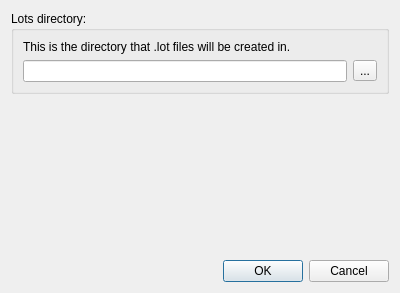
Before: the Qt Designer form src/editor/generatelotsdialog.ui in timbaker/pzworlded, drawn with Qt 5.
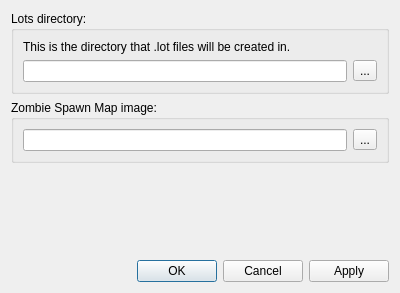
After: the same form once the commit is applied.

Commit message:
Use single ZombieSpawnMap per world, etc.
Added 'Apply' buttons to BMPToTMXDialog, GenerateLotsDialog.

BMPToTMXConfirmDialog displays any files that will be overwritten so the user
can cancel.

MainWindow::instance() is used so various QMessageBox calls have a parent
widget.

What changed in the file:
```diff
--- a/src/editor/generatelotsdialog.ui
+++ b/src/editor/generatelotsdialog.ui
@@ -49,6 +49,33 @@
     </widget>
    </item>
    <item row="1" column="0">
+    <widget class="QGroupBox" name="groupBox_2">
+     <property name="title">
+      <string>Zombie Spawn Map image:</string>
+     </property>
+     <layout class="QVBoxLayout" name="verticalLayout_2">
+      <item>
+       <layout class="QHBoxLayout" name="horizontalLayout_2">
+        <item>
+         <widget class="QLineEdit" name="spawnEdit">
+          <property name="readOnly">
+           <bool>true</bool>
+          </property>
+         </widget>
+        </item>
+        <item>
+         <widget class="QToolButton" name="spawnBrowse">
+          <property name="text">
+           <string>...</string>
+          </property>
+         </widget>
+        </item>
+       </layout>
+      </item>
+     </layout>
+    </widget>
+   </item>
+   <item row="2" column="0">
     <spacer name="verticalSpacer">
      <property name="orientation">
       <enum>Qt::Vertical</enum>
@@ -61,13 +88,13 @@
      </property>
     </spacer>
    </item>
-   <item row="2" column="0">
+   <item row="3" column="0">
     <widget class="QDialogButtonBox" name="buttonBox">
      <property name="orientation">
       <enum>Qt::Horizontal</enum>
      </property>
      <property name="standardButtons">
-      <set>QDialogButtonBox::Cancel|QDialogButtonBox::Ok</set>
+      <set>QDialogButtonBox::Apply|QDialogButtonBox::Cancel|QDialogButtonBox::Ok</set>
      </property>
     </widget>
    </item>
```
The commit also changes 23 other files.
